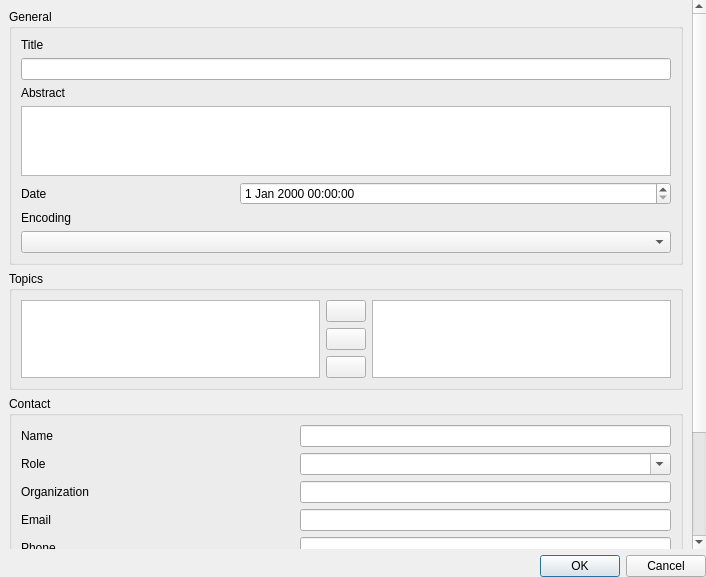
Old version of the form LDMP/gui/DlgDatasetMetadata.ui in the repository ConservationInternational/trends.earth.
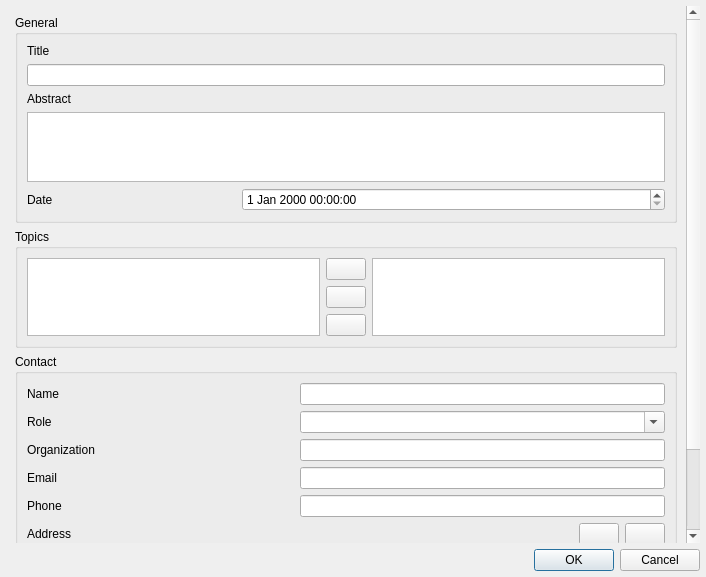
New version of the form. Custom widgets are drawn as their Qt base class.

Commit message: finalize metadata editor

```diff
--- a/LDMP/gui/DlgDatasetMetadata.ui
+++ b/LDMP/gui/DlgDatasetMetadata.ui
@@ -15,16 +15,16 @@
   </property>
   <layout class="QVBoxLayout" name="verticalLayout">
    <property name="leftMargin">
-    <number>0</number>
+    <number>6</number>
    </property>
    <property name="topMargin">
-    <number>0</number>
+    <number>6</number>
    </property>
    <property name="rightMargin">
-    <number>0</number>
+    <number>6</number>
    </property>
    <property name="bottomMargin">
-    <number>0</number>
+    <number>6</number>
    </property>
    <item>
     <widget class="QScrollArea" name="scrollArea">
@@ -39,8 +39,8 @@
        <rect>
         <x>0</x>
         <y>0</y>
-        <width>692</width>
-        <height>704</height>
+        <width>680</width>
+        <height>654</height>
        </rect>
       </property>
       <layout class="QVBoxLayout" name="verticalLayout_2">
@@ -50,8 +50,11 @@
           <string>General</string>
          </property>
          <layout class="QGridLayout" name="gridLayout">
-          <item row="7" column="0" colspan="3">
-           <widget class="QComboBox" name="cmb_encoding"/>
+          <item row="5" column="1" colspan="2">
+           <widget class="QDateTimeEdit" name="dt_date"/>
+          </item>
+          <item row="4" column="0" colspan="3">
+           <widget class="QTextEdit" name="te_abstract"/>
           </item>
           <item row="3" column="0" colspan="2">
            <widget class="QLabel" name="label_2">
@@ -60,6 +63,9 @@
             </property>
            </widget>
           </item>
+          <item row="2" column="0" colspan="3">
+           <widget class="QLineEdit" name="le_title"/>
+          </item>
           <item row="5" column="0">
            <widget class="QLabel" name="label_3">
             <property name="text">
@@ -67,22 +73,6 @@
             </property>
            </widget>
           </item>
-          <item row="4" column="0" colspan="3">
-           <widget class="QTextEdit" name="te_abstract"/>
-          </item>
-          <item row="6" column="0" colspan="2">
-           <widget class="QLabel" name="label_4">
-            <property name="text">
-             <string>Encoding</string>
-            </property>
-           </widget>
-          </item>
-          <item row="2" column="0" colspan="3">
-           <widget class="QLineEdit" name="le_title"/>
-          </item>
-          <item row="5" column="1" colspan="2">
-           <widget class="QDateTimeEdit" name="dt_date"/>
-          </item>
           <item row="1" column="0">
            <widget class="QLabel" name="label">
             <property name="text">
@@ -217,7 +207,7 @@
            <widget class="QLineEdit" name="le_contact_phone"/>
           </item>
           <item row="10" column="0" colspan="4">
-           <widget class="QTableWidget" name="table_addresses">
+           <widget class="QTableWidget" name="tbl_addresses">
             <property name="selectionMode">
              <enum>QAbstractItemView::SingleSelection</enum>
             </property>
```
Left out of the diff: 19 changed lines with no effect on the pictures. The commit also changes 1 other file.
